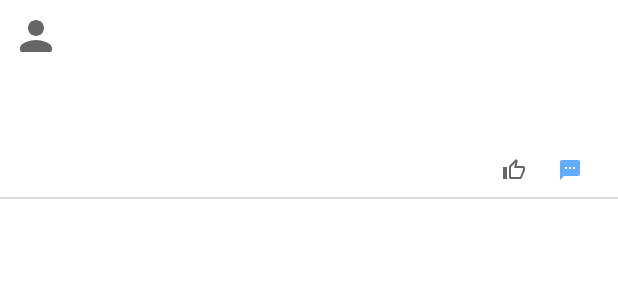
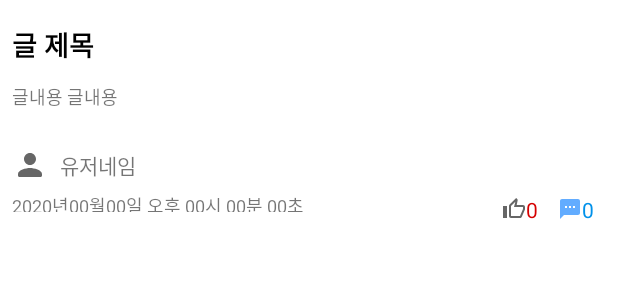
Before and after one commit to LonerStayle/FX, an Android app: the layout item_noticeboard_list.xml on its own in the app's theme, with its tools: preview values and no code run, on a phone screen of 412 x 824 dp. Shown: the top 300 px of the screen. Run offline under Robolectric (Android 15) with nearby library versions, the phone set to English and light mode, and no system bars.

Commit message:
[Modify] UI변경

```diff
--- a/app/src/main/java/kr/loner/fx/ui/dest/noticeboard/NoticeBoardDetailFragment.kt
+++ b/app/src/main/java/kr/loner/fx/ui/dest/noticeboard/NoticeBoardDetailFragment.kt
@@ -42,7 +42,7 @@ class NoticeBoardDetailFragment : BaseFragment<FragmentNoticeboardDetailBinding>
         ibnLikeSend.setOnClickListener {
             vm!!.userData ?: return@setOnClickListener
             vm!!.sendLike(vm!!.userData!!.name)
-            noticeBoard.likeCountList?.toMutableList()?.add(vm!!.userData!!.name)
+            noticeBoard!!.likeCountList?.toMutableList()?.add(vm!!.userData!!.name)
             toastShort("좋아요 버튼을 눌렀습니다.")
         }
     }
--- a/app/src/main/res/layout/item_noticeboard_list.xml
+++ b/app/src/main/res/layout/item_noticeboard_list.xml
@@ -15,13 +15,13 @@
 
     <ImageView
         android:id="@+id/iv_postUserImage"
-        android:layout_width="32dp"
-        android:layout_height="32dp"
+        android:layout_width="24dp"
+        android:layout_height="24dp"
         android:layout_marginStart="8dp"
-        android:layout_marginTop="8dp"
+        android:layout_marginBottom="6dp"
         android:src="@drawable/ic_round_person_24"
-        app:layout_constraintStart_toStartOf="parent"
-        app:layout_constraintTop_toTopOf="parent" />
+        app:layout_constraintBottom_toTopOf="@+id/tv_postUploadTime"
+        app:layout_constraintStart_toStartOf="parent" />
 
     <TextView
         android:id="@+id/tv_postUserName"
@@ -29,32 +29,35 @@
         android:layout_height="wrap_content"
         android:layout_marginStart="8dp"
         android:text="@{noticeBoard.name}"
-        android:textSize="16sp"
+        android:textSize="14sp"
         app:layout_constraintBottom_toBottomOf="@+id/iv_postUserImage"
         app:layout_constraintStart_toEndOf="@+id/iv_postUserImage"
-        app:layout_constraintTop_toTopOf="@+id/iv_postUserImage" />
+        app:layout_constraintTop_toTopOf="@+id/iv_postUserImage"
+        tools:text="유저네임" />
 
     <TextView
         android:id="@+id/tv_postUploadTime"
-        android:layout_width="wrap_content"
-        android:layout_height="wrap_content"
+        android:layout_width="0dp"
+        android:layout_height="13dp"
+        android:layout_marginBottom="8dp"
+        android:textSize="12sp"
+        app:layout_constraintBottom_toBottomOf="parent"
+        app:layout_constraintStart_toStartOf="@+id/iv_postUserImage"
         app:timeStampConverter="@{noticeBoard.timestamp}"
-        app:layout_constraintBottom_toBottomOf="@+id/tv_postUserName"
-        app:layout_constraintEnd_toEndOf="@+id/tv_postCommentCount"
-        app:layout_constraintTop_toTopOf="@+id/tv_postUserName" />
+        tools:text="2020년00월00일 오후 00시 00분 00초" />
 
     <TextView
         android:id="@+id/tv_postContent"
         android:layout_width="wrap_content"
         android:layout_height="wrap_content"
-        android:layout_marginStart="8dp"
-        android:layout_marginTop="16dp"
+        android:layout_marginTop="12dp"
         android:maxHeight="300dp"
         android:maxLines="2"
         android:text="@{noticeBoard.content}"
         android:textSize="12sp"
-        app:layout_constraintStart_toStartOf="@+id/iv_postUserImage"
-        app:layout_constraintTop_toBottomOf="@+id/iv_postUserImage" />
+        app:layout_constraintStart_toStartOf="@+id/textView4"
+        app:layout_constraintTop_toBottomOf="@+id/textView4"
+        tools:text="글내용 글내용" />
 
 
 
@@ -66,6 +69,7 @@
         android:maxLines="1"
         android:text="@{String.valueOf(noticeBoard.replyList.size())}"
         android:textColor="@color/colorCommand"
+        tools:text="0"
         app:layout_constraintEnd_toEndOf="parent"
         app:layout_constraintTop_toTopOf="@+id/tv_postLikeCount"
         app:drawableStartCompat="@drawable/ic_baseline_sms_16" />
@@ -74,38 +78,38 @@
         android:id="@+id/tv_postLikeCount"
         android:layout_width="30dp"
         android:layout_height="wrap_content"
-        android:layout_marginStart="8dp"
-        android:layout_marginTop="70dp"
+        android:layout_marginTop="130dp"
         android:layout_marginEnd="7dp"
         android:drawableStart="@drawable/background_like_btn"
         android:maxLines="1"
         android:text="@{String.valueOf(noticeBoard.likeCountList.size())}"
         android:textColor="@color/colorLike"
         app:layout_constraintEnd_toStartOf="@+id/tv_postCommentCount"
-        app:layout_constraintTop_toBottomOf="@+id/tv_postUploadTime" />
+        app:layout_constraintTop_toTopOf="parent"
+        tools:text="0" />
 
     <View
         android:id="@+id/view3"
         android:layout_width="wrap_content"
         android:layout_height="1dp"
-        android:layout_marginTop="8dp"
         android:background="#dcdcdc"
         app:layout_constraintEnd_toEndOf="parent"
         app:layout_constraintStart_toStartOf="parent"
-        app:layout_constraintTop_toBottomOf="@+id/tv_postLikeCount" />
+        app:layout_constraintTop_toBottomOf="parent" />
 
     <TextView
         android:id="@+id/textView4"
         android:layout_width="wrap_content"
         android:layout_height="wrap_content"
-        android:layout_marginStart="32dp"
+        android:layout_marginStart="8dp"
+        android:layout_marginTop="16dp"
+        android:text="@{noticeBoard.title}"
+        android:textColor="#000"
         android:textSize="18sp"
-        android:textColor="#000"
         android:textStyle="bold"
-        android:text="@{noticeBoard.title}"
-        app:layout_constraintBottom_toBottomOf="@+id/tv_postUserName"
-        app:layout_constraintStart_toEndOf="@+id/iv_postUserImage"
-        app:layout_constraintTop_toTopOf="@+id/tv_postUserName" />
+        app:layout_constraintStart_toStartOf="parent"
+        app:layout_constraintTop_toTopOf="parent"
+        tools:text="글 제목" />
 
 </androidx.constraintlayout.widget.ConstraintLayout>
 </layout>
```
